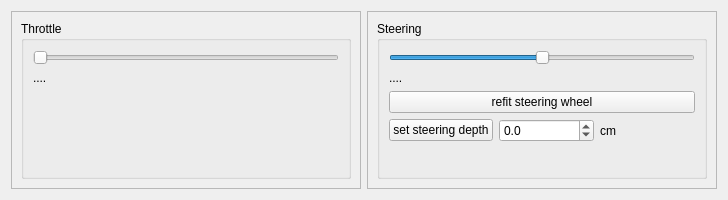
Old version of the form software/tools/tools/scripts/DrivingGUI.ui in the repository openhumanoids/oh-distro.
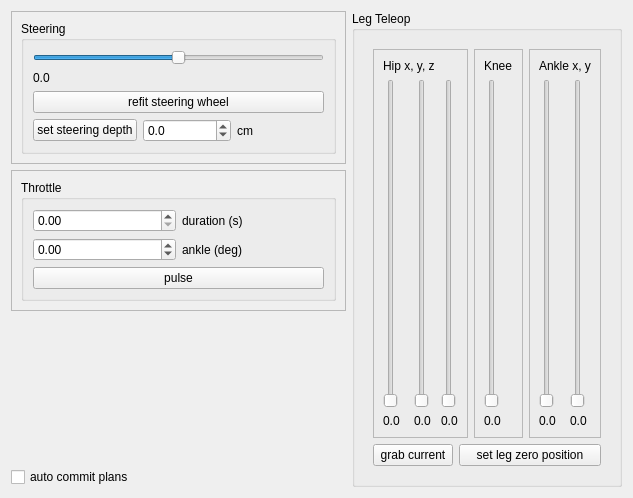
New version of the form.

Commit message: DrivingGUI: new user interface, still working on wiring up the leg teleop sliders

```diff
--- a/software/tools/tools/scripts/DrivingGUI.ui
+++ b/software/tools/tools/scripts/DrivingGUI.ui
@@ -6,58 +6,267 @@
    <rect>
     <x>0</x>
     <y>0</y>
-    <width>728</width>
-    <height>200</height>
+    <width>633</width>
+    <height>498</height>
    </rect>
   </property>
   <property name="windowTitle">
    <string>Driving GUI</string>
   </property>
-  <layout class="QHBoxLayout" name="horizontalLayout">
-   <item>
-    <widget class="QFrame" name="frame">
-     <property name="frameShape">
-      <enum>QFrame::StyledPanel</enum>
+  <layout class="QGridLayout" name="gridLayout_6">
+   <item row="3" column="0">
+    <widget class="QCheckBox" name="autoCommitCheckBox">
+     <property name="text">
+      <string>auto commit plans</string>
      </property>
-     <property name="frameShadow">
-      <enum>QFrame::Raised</enum>
+    </widget>
+   </item>
+   <item row="0" column="1" rowspan="4">
+    <widget class="QGroupBox" name="groupBox_3">
+     <property name="title">
+      <string>Leg Teleop</string>
      </property>
      <layout class="QVBoxLayout" name="verticalLayout_3">
       <item>
+       <widget class="QWidget" name="widget" native="true">
+        <layout class="QGridLayout" name="gridLayout_5">
+         <item row="0" column="0" colspan="2">
+          <widget class="QFrame" name="frame_3">
+           <property name="frameShape">
+            <enum>QFrame::StyledPanel</enum>
+           </property>
+           <property name="frameShadow">
+            <enum>QFrame::Raised</enum>
+           </property>
+           <layout class="QGridLayout" name="gridLayout_2">
+            <item row="0" column="0" colspan="2">
+             <widget class="QLabel" name="label_4">
+              <property name="text">
+               <string>Hip x, y, z</string>
+              </property>
+             </widget>
+            </item>
+            <item row="1" column="0">
+             <widget class="QSlider" name="hipXSlider">
+              <property name="maximum">
+               <number>100</number>
+              </property>
+              <property name="orientation">
+               <enum>Qt::Vertical</enum>
+              </property>
+             </widget>
+            </item>
+            <item row="1" column="1">
+             <widget class="QSlider" name="hipYSlider">
+              <property name="maximum">
+               <number>100</number>
+              </property>
+              <property name="orientation">
+               <enum>Qt::Vertical</enum>
+              </property>
+             </widget>
+            </item>
+            <item row="1" column="2">
+             <widget class="QSlider" name="hipZSlider">
+              <property name="maximum">
+               <number>100</number>
+              </property>
+              <property name="orientation">
+               <enum>Qt::Vertical</enum>
+              </property>
+             </widget>
+            </item>
+            <item row="2" column="0">
+             <widget class="QLabel" name="hipXLabel">
+              <property name="text">
+               <string>0.0</string>
+              </property>
+             </widget>
+            </item>
+            <item row="2" column="1">
+             <widget class="QLabel" name="hipYLabel">
+              <property name="text">
+               <string>0.0</string>
+              </property>
+             </widget>
+            </item>
+            <item row="2" column="2">
+             <widget class="QLabel" name="hipZLabel">
+              <property name="text">
+               <string>0.0</string>
+              </property>
+             </widget>
+            </item>
+           </layout>
+          </widget>
+         </item>
+         <item row="0" column="2">
+          <widget class="QFrame" name="frame_4">
+           <property name="frameShape">
+            <enum>QFrame::StyledPanel</enum>
+           </property>
+           <property name="frameShadow">
+            <enum>QFrame::Raised</enum>
+           </property>
+           <layout class="QGridLayout" name="gridLayout_3">
+            <item row="0" column="0">
+             <widget class="QLabel" name="label_5">
+              <property name="text">
+               <string>Knee</string>
+              </property>
+             </widget>
+            </item>
+            <item row="1" column="0">
+             <widget class="QSlider" name="kneeSlider">
+              <property name="maximum">
+               <number>100</number>
+              </property>
+              <property name="orientation">
+               <enum>Qt::Vertical</enum>
+              </property>
+             </widget>
+            </item>
+            <item row="2" column="0">
+             <widget class="QLabel" name="kneeLabel">
+              <property name="text">
+               <string>0.0</string>
+              </property>
+             </widget>
+            </item>
+           </layout>
+          </widget>
+         </item>
+         <item row="0" column="3">
+          <widget class="QFrame" name="frame_5">
+           <property name="frameShape">
+            <enum>QFrame::StyledPanel</enum>
+           </property>
+           <property name="frameShadow">
+            <enum>QFrame::Raised</enum>
+           </property>
+           <layout class="QGridLayout" name="gridLayout_4">
+            <item row="0" column="0" colspan="2">
+             <widget class="QLabel" name="label_6">
+              <property name="text">
+               <string>Ankle x, y</string>
+              </property>
+             </widget>
+            </item>
+            <item row="1" column="0">
+             <widget class="QSlider" name="ankleXSlider">
+              <property name="maximum">
+               <number>100</number>
+              </property>
+              <property name="orientation">
+               <enum>Qt::Vertical</enum>
+              </property>
+             </widget>
+            </item>
+            <item row="1" column="1">
+             <widget class="QSlider" name="ankleYSlider">
+              <property name="maximum">
+               <number>100</number>
+              </property>
+              <property name="orientation">
+               <enum>Qt::Vertical</enum>
+              </property>
+             </widget>
+            </item>
+            <item row="2" column="0">
+             <widget class="QLabel" name="ankleXLabel">
+              <property name="text">
+               <string>0.0</string>
+              </property>
+             </widget>
+            </item>
+            <item row="2" column="1">
+             <widget class="QLabel" name="ankleYLabel">
+              <property name="text">
+               <string>0.0</string>
+              </property>
+             </widget>
+            </item>
+           </layout>
+          </widget>
+         </item>
+         <item row="1" column="0">
+          <widget class="QPushButton" name="grabCurrentButton">
+           <property name="text">
+            <string>grab current</string>
+           </property>
+          </widget>
+         </item>
+         <item row="1" column="1" colspan="3">
+          <widget class="QPushButton" name="setLegZeroButton">
+           <property name="text">
+            <string>set leg zero position</string>
+           </property>
+          </widget>
+         </item>
+        </layout>
+       </widget>
+      </item>
+     </layout>
+    </widget>
+   </item>
+   <item row="1" column="0">
+    <widget class="QFrame" name="frame">
+     <property name="frameShape">
+      <enum>QFrame::StyledPanel</enum>
+     </property>
+     <property name="frameShadow">
+      <enum>QFrame::Raised</enum>
+     </property>
+     <layout class="QVBoxLayout" name="verticalLayout">
+      <item>
        <widget class="QGroupBox" name="groupBox">
         <property name="title">
          <string>Throttle</string>
         </property>
-        <layout class="QVBoxLayout" name="verticalLayout">
-         <item>
-          <widget class="QSlider" name="throttleSlider">
+        <layout class="QGridLayout" name="gridLayout">
+         <item row="1" column="1">
+          <widget class="QLabel" name="label_3">
+           <property name="text">
+            <string>ankle (deg)</string>
+           </property>
+          </widget>
+         </item>
+         <item row="1" column="0">
+          <widget class="QDoubleSpinBox" name="throttleAnkleSpin">
+           <property name="minimum">
+            <double>-180.000000000000000</double>
+           </property>
            <property name="maximum">
-            <number>100</number>
+            <double>180.000000000000000</double>
            </property>
-           <property name="orientation">
-            <enum>Qt::Horizontal</enum>
+           <property name="singleStep">
+            <double>0.050000000000000</double>
            </property>
           </widget>
          </item>
-         <item>
-          <widget class="QLabel" name="throttleLabel">
+         <item row="0" column="1">
+          <widget class="QLabel" name="label_2">
            <property name="text">
-            <string>....</string>
+            <string>duration (s)</string>
            </property>
           </widget>
          </item>
-         <item>
-          <spacer name="verticalSpacer">
-           <property name="orientation">
-            <enum>Qt::Vertical</enum>
+         <item row="2" column="0" colspan="2">
+          <widget class="QPushButton" name="throttlePulseButton">
+           <property name="text">
+            <string>pulse</string>
            </property>
-           <property name="sizeHint" stdset="0">
-            <size>
-             <width>20</width>
-             <height>40</height>
-            </size>
+          </widget>
+         </item>
+         <item row="0" column="0">
+          <widget class="QDoubleSpinBox" name="throttleDurationSpin">
+           <property name="maximum">
+            <double>50.000000000000000</double>
            </property>
-          </spacer>
+           <property name="singleStep">
+            <double>0.100000000000000</double>
+           </property>
+          </widget>
          </item>
         </layout>
        </widget>
@@ -65,7 +274,7 @@
      </layout>
     </widget>
    </item>
-   <item>
+   <item row="0" column="0">
     <widget class="QFrame" name="frame_2">
      <property name="frameShape">
       <enum>QFrame::StyledPanel</enum>
@@ -96,7 +305,7 @@
          <item>
           <widget class="QLabel" name="steeringLabel">
            <property name="text">
-            <string>....</string>
+            <string>0.0</string>
            </property>
           </widget>
          </item>
@@ -138,25 +347,25 @@
            </item>
           </layout>
          </item>
-         <item>
-          <spacer name="verticalSpacer_2">
-           <property name="orientation">
-            <enum>Qt::Vertical</enum>
-           </property>
-           <property name="sizeHint" stdset="0">
-            <size>
-             <width>20</width>
-             <height>40</height>
-            </size>
-           </property>
-          </spacer>
-         </item>
         </layout>
        </widget>
       </item>
      </layout>
     </widget>
    </item>
+   <item row="2" column="0">
+    <spacer name="verticalSpacer_3">
+     <property name="orientation">
+      <enum>Qt::Vertical</enum>
+     </property>
+     <property name="sizeHint" stdset="0">
+      <size>
+       <width>20</width>
+       <height>40</height>
+      </size>
+     </property>
+    </spacer>
+   </item>
   </layout>
  </widget>
  <resources/>
```
The commit also changes 1 other file.
